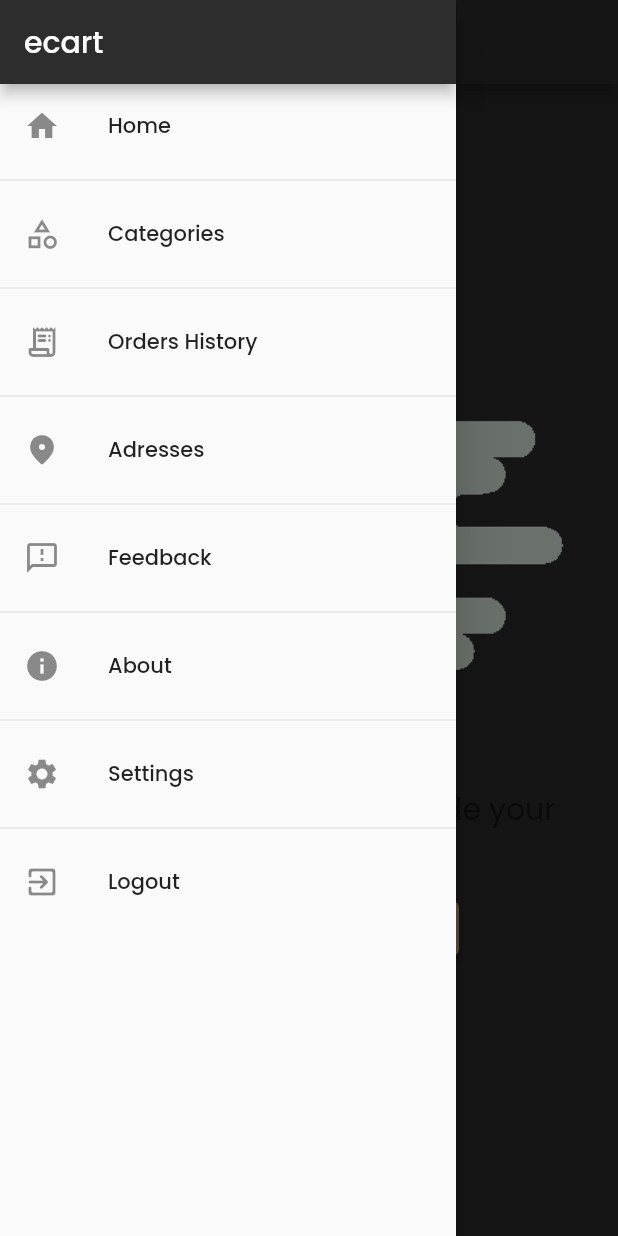
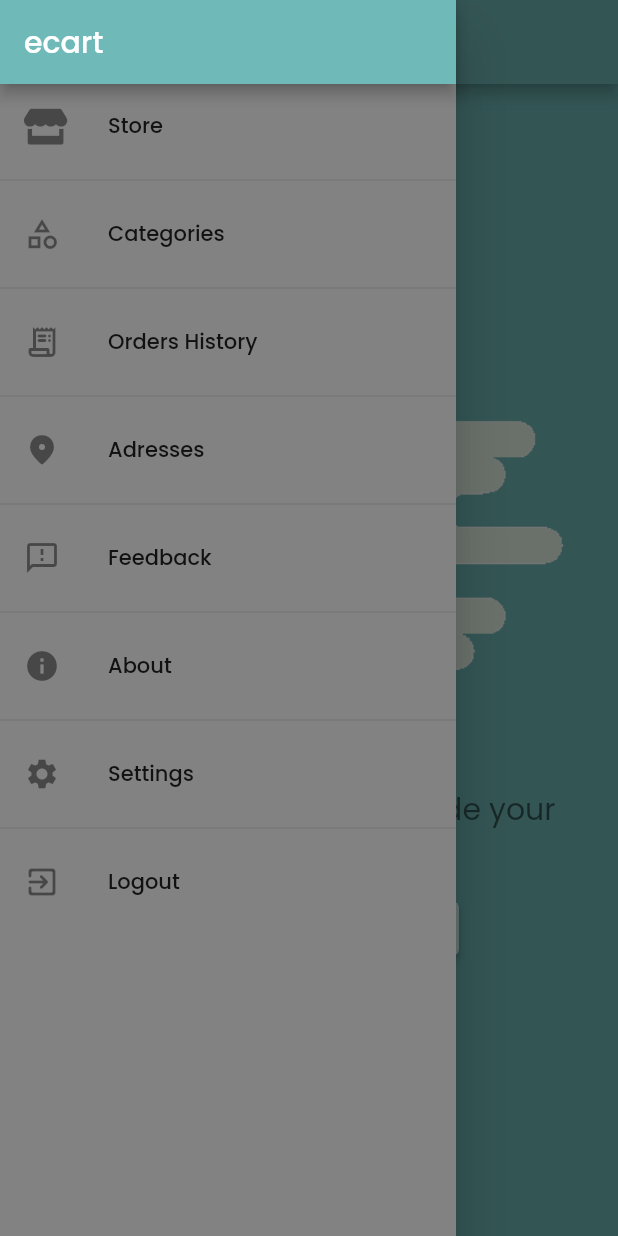
Before and after one commit to hamdihamhoud/Sallaty, a Flutter app: the CartScreen screen opened by its route, with the side drawer open, on a phone screen of 412 x 824 dp. Run offline on Flutter 3.47's test engine with Material 2 defaults, Android fonts, the phone set to English and light mode, and no system bars; our stand-ins replace cached_network_image, carousel_slider, curved_navigation_bar, flutter_rating_bar, flutter_slidable, font_awesome_flutter; network calls fail; statements that could not run were skipped.

```diff
--- a/lib/main.dart
+++ b/lib/main.dart
@@ -35,8 +35,10 @@ class MyApp extends StatelessWidget {
         title: "Discover",
         debugShowCheckedModeBanner: false,
         theme: ThemeData(
-          primaryColor: Color.fromARGB(255, 45, 45, 45),
-          accentColor: Color.fromARGB(255, 194, 165, 109),
+          canvasColor: Color(0xFF828282),
+          buttonColor: Color(0xFF333333),
+          primaryColor:  Color(0xFF6fb9b8),
+          accentColor: Color(0xFFd4f5ee),
           primaryColorBrightness: Brightness.dark,
           accentColorBrightness: Brightness.light,
           fontFamily: 'Poppins',
--- a/lib/providers/cart.dart
+++ b/lib/providers/cart.dart
@@ -2,20 +2,28 @@ import 'package:flutter/cupertino.dart';
 import 'package:flutter/foundation.dart';
 
 int cartItemId = 0; // Habad haboooood
+
+enum Status {
+  Ordered,
+  Shiped,
+  Delivered,
+}
 
 class CartItem {
   final String id;
   final String title;
   final int quantity;
   final double price;
-  final List<String> imageUrls;
+  final String imageUrl;
+  final Status status;
 
   CartItem({
     @required this.id,
     @required this.title,
     @required this.quantity,
     @required this.price,
-    @required this.imageUrls,
+    @required this.imageUrl,
+    this.status = Status.Ordered,
   });
 }
 
@@ -26,9 +34,9 @@ class Cart with ChangeNotifier {
       title: 'Adidas Shoes',
       quantity: 2,
       price: 12,
-      imageUrls: [
+      imageUrl:
         'https://freeiconshop.com/wp-content/uploads/edd/burger-flat.png',
-      ],
+      ,
     ) */
   };
 
@@ -63,7 +71,7 @@ class Cart with ChangeNotifier {
     @required double price,
     @required String title,
     @required int quantity,
-    final List<String> imageUrls,
+    final String imageUrl,
   }) {
     if (_items.containsKey(productId)) {
       _items.update(
@@ -73,7 +81,7 @@ class Cart with ChangeNotifier {
           title: existingCartItem.title,
           price: existingCartItem.price + (price * quantity),
           quantity: existingCartItem.quantity + quantity,
-          imageUrls: existingCartItem.imageUrls,
+          imageUrl: existingCartItem.imageUrl,
         ),
       );
     } else {
@@ -84,7 +92,7 @@ class Cart with ChangeNotifier {
           title: title,
           price: price * quantity,
           quantity: quantity,
-          imageUrls: imageUrls,
+          imageUrl: imageUrl,
         ),
       );
       cartItemId++;
@@ -108,7 +116,7 @@ class Cart with ChangeNotifier {
           title: value.title,
           price: value.price - picePrice,
           quantity: value.quantity - 1,
-          imageUrls: value.imageUrls,
+          imageUrl: value.imageUrl,
         ),
       );
     else
--- a/lib/providers/products.dart
+++ b/lib/providers/products.dart
@@ -9,7 +9,7 @@ class ProductsProvider with ChangeNotifier {
     Product(
       id: 'p1',
       ownerId: 'o1',
-      title: 'Adidas shoes',
+      title: 'Adidas shoesdfssssssssssssssssssssssssssssssssssss',
       price: 30,
       quantity: 0,
       imageUrls: [
@@ -33,7 +33,7 @@ class ProductsProvider with ChangeNotifier {
     Product(
       id: 'p2',
       ownerId: 'o2',
-      title: 'Nike',
+      title: 'Nikenadmdaknjaldnaldjnladjndlajandldandaldanlkhjcldja',
       price: 90,
       quantity: 4,
       imageUrls: [
--- a/lib/screens/drawer_screen.dart
+++ b/lib/screens/drawer_screen.dart
@@ -1,6 +1,6 @@
 import 'package:flutter/material.dart';
 // import 'package:provider/provider.dart';
-
+import 'package:font_awesome_flutter/font_awesome_flutter.dart';
 // import '../providers/auth.dart';
 import 'orders_history_screen.dart';
 import 'catergories_screen.dart';
@@ -18,9 +18,12 @@ class DrawerScreen extends StatelessWidget {
           title: Text('ecart'),
           automaticallyImplyLeading: false,
         ),
+        Expanded(
+          child: ListView(
+            children: [
               ListTile(
-          leading: const Icon(Icons.home),
-          title: const Text('Home'),
+                leading: FaIcon(FontAwesomeIcons.store), //const Icon(Icons.home),
+                title: const Text('Store'),
                 onTap: () {
                   Navigator.of(context).pushReplacementNamed('/');
                 },
@@ -92,6 +95,9 @@ class DrawerScreen extends StatelessWidget {
                   // Provider.of<AuthProvider>(context, listen: false).logout();
                 },
               )
+            ],
+          ),
+        )
       ]),
     );
   }
--- a/lib/screens/main_screen.dart
+++ b/lib/screens/main_screen.dart
@@ -39,9 +39,10 @@ class _AppBottomNavigationBarControllerState
   Widget _bottomNavigationBar(int selectedIndex) => CurvedNavigationBar(
         onTap: (int index) => setState(() => _selectedIndex = index),
         index: _selectedIndex,
+
         letIndexChange: (index) => true,
-        backgroundColor: Color.fromARGB(255, 135, 135, 135),
-        color: Color.fromARGB(255, 67, 67, 67),
+        // backgroundColor: Color.fromARGB(255, 135, 135, 135),
+        // color: Color.fromARGB(255, 67, 67, 67),
         buttonBackgroundColor: Theme.of(context).accentColor,
         height: 60,
         items: <Widget>[
--- a/lib/widgets/cart_object.dart
+++ b/lib/widgets/cart_object.dart
@@ -60,7 +60,7 @@ class _CartObjectState extends State<CartObject> {
                     child: CachedNetworkImage(
                       width: MediaQuery.of(context).size.width / 4 * 0.8,
                       height: 90,
-                      imageUrl: widget.cartItem.imageUrls[0],
+                      imageUrl: widget.cartItem.imageUrl,
                       fit: BoxFit.fitWidth,
                       progressIndicatorBuilder: (ctx, str, downloadProgress) =>
                           Center(
@@ -75,7 +75,7 @@ class _CartObjectState extends State<CartObject> {
                   ),
                   Container(
                     decoration: BoxDecoration(
-                        color: Colors.black12,
+                        color: Colors.transparent,
                         border: Border.all(
                           color: Theme.of(context).primaryColor,
                           width: 11,
```
Also changed, not shown: lib/models/product_details_screen_args.dart (added, +10 -0 lines), lib/providers/orders.dart (+77 -6 lines), lib/screens/home_screen.dart (+8 -5 lines), lib/screens/product_details_screen.dart (+36 -10 lines), lib/widgets/product_images_carousel.dart (+8 -3 lines), lib/widgets/product_item.dart (+9 -3 lines). Lines whose indentation alone changed are shown as unchanged.
